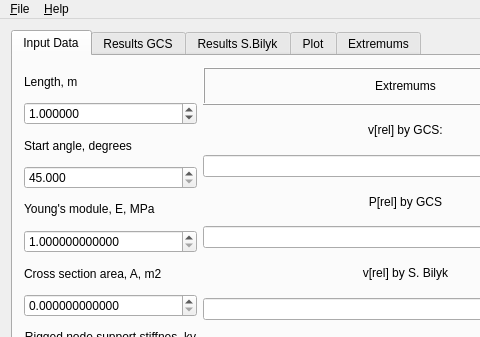
Qt form gui/mainwindow.ui (Vitozz/missestruss) before a commit; both pictures show x 0 to 480 and y 0 to 337 of the 632 by 846 pixel window.
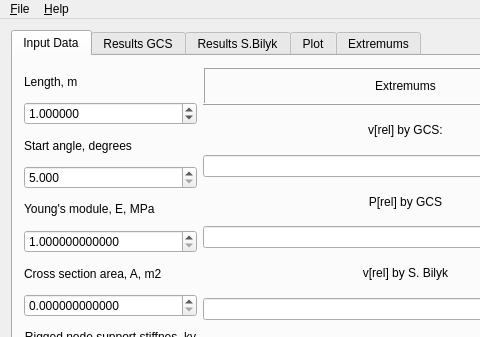
The same form after that commit. Icons and pictures are not drawn. Custom widgets are drawn as their Qt base class.

Diff of the .ui file:
```diff
--- a/gui/mainwindow.ui
+++ b/gui/mainwindow.ui
@@ -79,7 +79,7 @@
              <number>3</number>
             </property>
             <property name="minimum">
-             <double>45.000000000000000</double>
+             <double>5.000000000000000</double>
             </property>
             <property name="maximum">
              <double>135.000000000000000</double>
```
Left out of the diff: 2 changed lines with no effect on the pictures.
